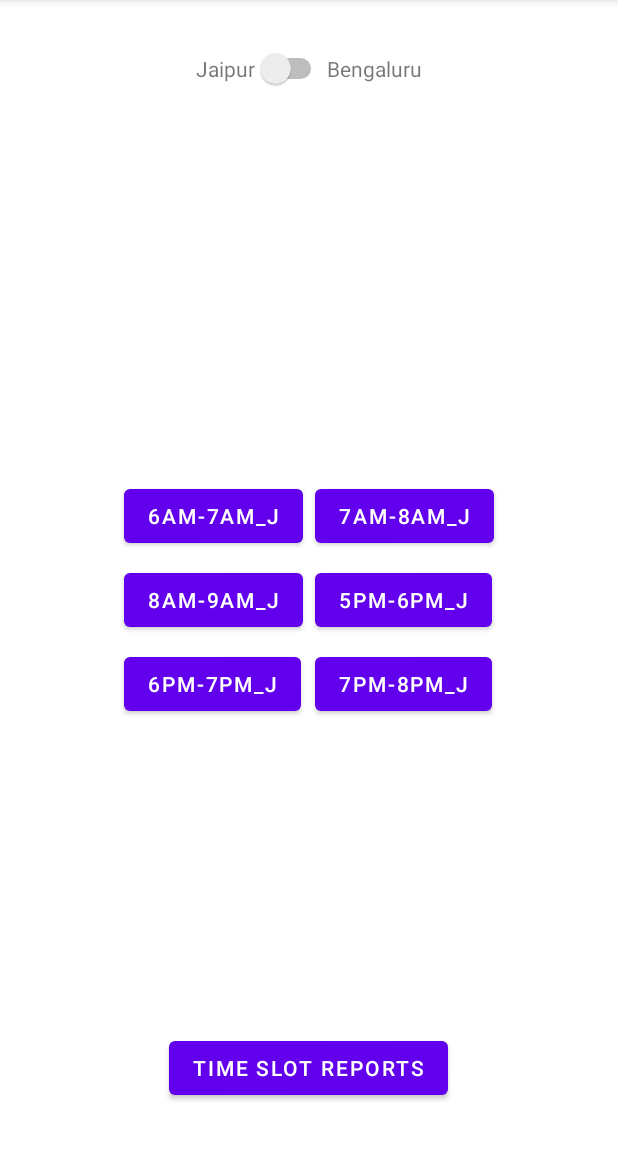
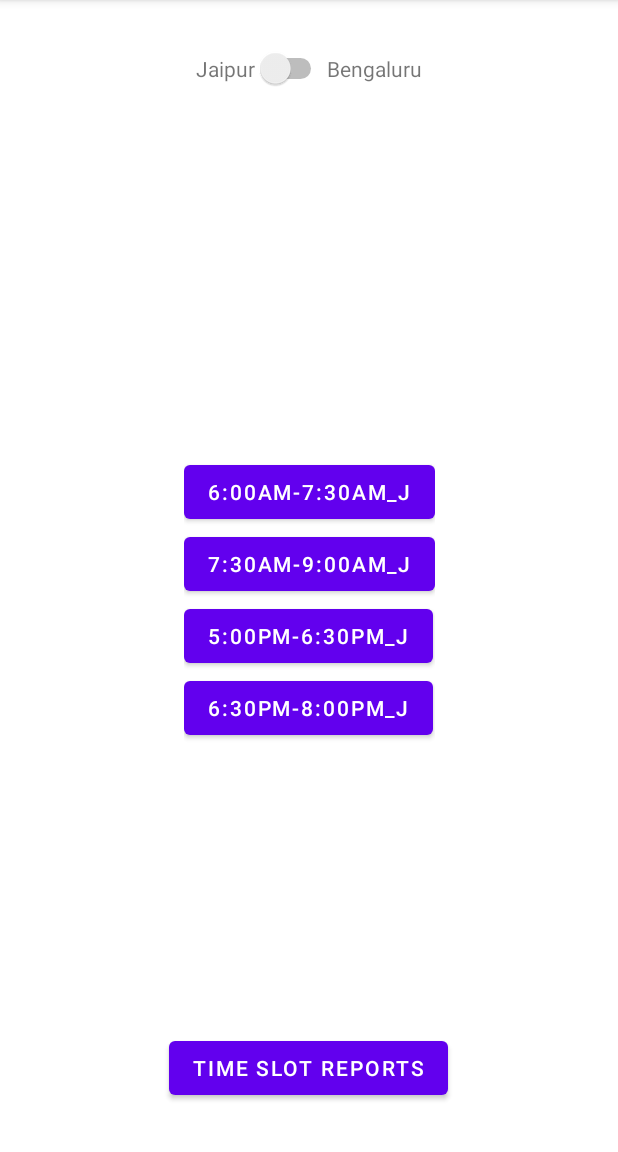
Before and after one commit to acamanchaturvedi/FirebaseBooking, an Android app: the screen it shows after launch (MainActivity), on a phone screen of 412 x 824 dp, the part 84-1236 px from its top. Run offline under Robolectric (Android 15) with nearby library versions, the phone set to English and light mode, and no system bars; our stand-ins replace Firebase (no records; nobody signed in at launch, a user with empty details on screens opened directly).

Commit message:
updated slots

```diff
--- a/app/src/main/res/layout/activity_main.xml
+++ b/app/src/main/res/layout/activity_main.xml
@@ -1,5 +1,6 @@
 <?xml version="1.0" encoding="utf-8"?>
-<androidx.constraintlayout.widget.ConstraintLayout xmlns:android="http://schemas.android.com/apk/res/android"
+<androidx.constraintlayout.widget.ConstraintLayout
+    xmlns:android="http://schemas.android.com/apk/res/android"
     xmlns:app="http://schemas.android.com/apk/res-auto"
     xmlns:tools="http://schemas.android.com/tools"
     android:layout_width="match_parent"
@@ -35,11 +36,12 @@
             android:text="Bengaluru" />
     </LinearLayout>
 
-    <androidx.gridlayout.widget.GridLayout
-        android:id="@+id/gridLayoutJaipur"
+    <LinearLayout
+        android:id="@+id/linearLayoutJaipur"
         android:layout_width="wrap_content"
         android:layout_height="wrap_content"
         android:layout_marginTop="32dp"
+        android:orientation="vertical"
         app:layout_constraintBottom_toBottomOf="parent"
         app:layout_constraintEnd_toEndOf="parent"
         app:layout_constraintHorizontal_bias="0.5"
@@ -53,7 +55,7 @@
             android:layout_height="wrap_content"
             android:onClick="book"
             android:tag="Jaipur"
-            android:text="6AM-7AM_J"
+            android:text="6:00AM-7:30AM_J"
             app:layout_column="0"
             app:layout_row="0" />
 
@@ -63,7 +65,7 @@
             android:layout_height="wrap_content"
             android:onClick="book"
             android:tag="Jaipur"
-            android:text="7AM-8AM_J"
+            android:text="7:30AM-9:00AM_J"
             app:layout_column="1"
             app:layout_row="0" />
 
@@ -73,7 +75,7 @@
             android:layout_height="wrap_content"
             android:onClick="book"
             android:tag="Jaipur"
-            android:text="8AM-9AM_J"
+            android:text="5:00PM-6:30PM_J"
             app:layout_column="0"
             app:layout_row="1" />
 
@@ -83,36 +85,18 @@
             android:layout_height="wrap_content"
             android:onClick="book"
             android:tag="Jaipur"
-            android:text="5PM-6PM_J"
+            android:text="6:30PM-8:00PM_J"
             app:layout_column="1"
             app:layout_row="1" />
 
-        <Button
-            android:id="@+id/j5"
-            android:layout_width="wrap_content"
-            android:layout_height="wrap_content"
-            android:onClick="book"
-            android:tag="Jaipur"
-            android:text="6PM-7PM_J"
-            app:layout_column="0"
-            app:layout_row="2" />
+    </LinearLayout>
 
-        <Button
-            android:id="@+id/j6"
-            android:layout_width="wrap_content"
-            android:layout_height="wrap_content"
-            android:onClick="book"
-            android:tag="Jaipur"
-            android:text="7PM-8PM_J"
-            app:layout_column="1"
-            app:layout_row="2" />
-    </androidx.gridlayout.widget.GridLayout>
-
-    <androidx.gridlayout.widget.GridLayout
-        android:id="@+id/gridLayoutBanglore"
+    <LinearLayout
+        android:id="@+id/linearLayoutBanglore"
         android:layout_width="wrap_content"
         android:layout_height="wrap_content"
         android:layout_marginTop="32dp"
+        android:orientation="vertical"
         app:layout_constraintBottom_toBottomOf="parent"
         app:layout_constraintEnd_toEndOf="parent"
         app:layout_constraintHorizontal_bias="0.5"
@@ -126,7 +110,7 @@
             android:layout_height="wrap_content"
             android:onClick="book"
             android:tag="Banglore"
-            android:text="6AM-7AM_B"
+            android:text="6:00AM-7:30AM_B"
             app:layout_column="0"
             app:layout_row="0" />
 
@@ -136,7 +120,7 @@
             android:layout_height="wrap_content"
             android:onClick="book"
             android:tag="Banglore"
-            android:text="7AM-8AM_B"
+            android:text="7:30AM-9:00AM_B"
             app:layout_column="1"
             app:layout_row="0" />
 
@@ -146,7 +130,7 @@
             android:layout_height="wrap_content"
             android:onClick="book"
             android:tag="Banglore"
-            android:text="8AM-9AM_B"
+            android:text="5:00PM-6:30PM_B"
             app:layout_column="0"
             app:layout_row="1" />
 
@@ -156,31 +140,12 @@
             android:layout_height="wrap_content"
             android:onClick="book"
             android:tag="Banglore"
-            android:text="5PM-6PM_B"
+            android:text="6:30PM-8:00PM_B"
             app:layout_column="1"
             app:layout_row="1" />
 
-        <Button
-            android:id="@+id/b5"
-            android:layout_width="wrap_content"
-            android:layout_height="wrap_content"
-            android:onClick="book"
-            android:tag="Banglore"
-            android:text="6PM-7PM_B"
-            app:layout_column="0"
-            app:layout_row="2" />
 
-        <Button
-            android:id="@+id/b6"
-            android:layout_width="wrap_content"
-            android:layout_height="wrap_content"
-            android:onClick="book"
-            android:tag="Banglore"
-            android:text="7PM-8PM_B"
-            app:layout_column="1"
-            app:layout_row="2" />
-
-    </androidx.gridlayout.widget.GridLayout>
+    </LinearLayout>
 
     <Button
         android:id="@+id/reportsButton"
```
Also changed, not shown: app/src/main/java/com/example/firebasebooking/MainActivity.java (+32 -78 lines), app/src/main/java/com/example/firebasebooking/ReportingActivity.java (+8 -12 lines).
